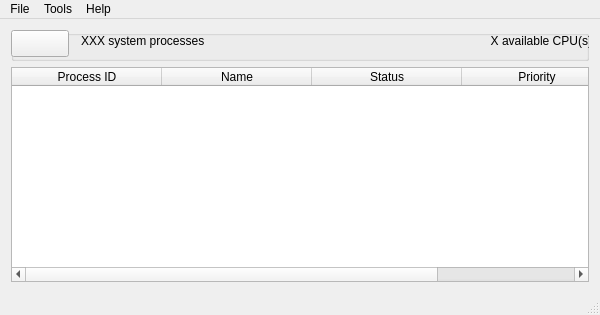
Qt form mainwindow.ui (dutchgold92/TaskStalker) before a commit.
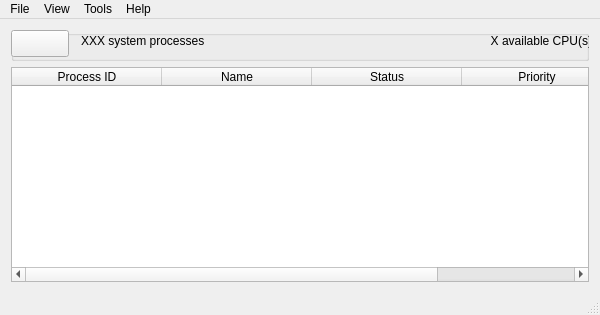
The same form after that commit. Icons and pictures are not drawn.

Commit message: Last update of 06/02/2013 -> Added system information dialog, accessible through main window's "View" menu -> Information such as system kernel version, memory and swap memory size, and CPU type are displayed here -> This information is read from /proc/version, /proc/meminfo and /proc/cpuinfo, respectively, by new proc:: functions

Patch:
```diff
--- a/mainwindow.ui
+++ b/mainwindow.ui
@@ -226,7 +226,15 @@
     </property>
     <addaction name="actionQuit"/>
    </widget>
+   <widget class="QMenu" name="menuView">
+    <property name="title">
+     <string>View</string>
+    </property>
+    <addaction name="actionSystem_Information"/>
+    <addaction name="actionRunning_Processes"/>
+   </widget>
    <addaction name="menuID"/>
+   <addaction name="menuView"/>
    <addaction name="menuTools"/>
    <addaction name="menuHelp"/>
   </widget>
```
Left out of the diff: 17 changed lines with no effect on the pictures. The commit also changes 30 other files.
